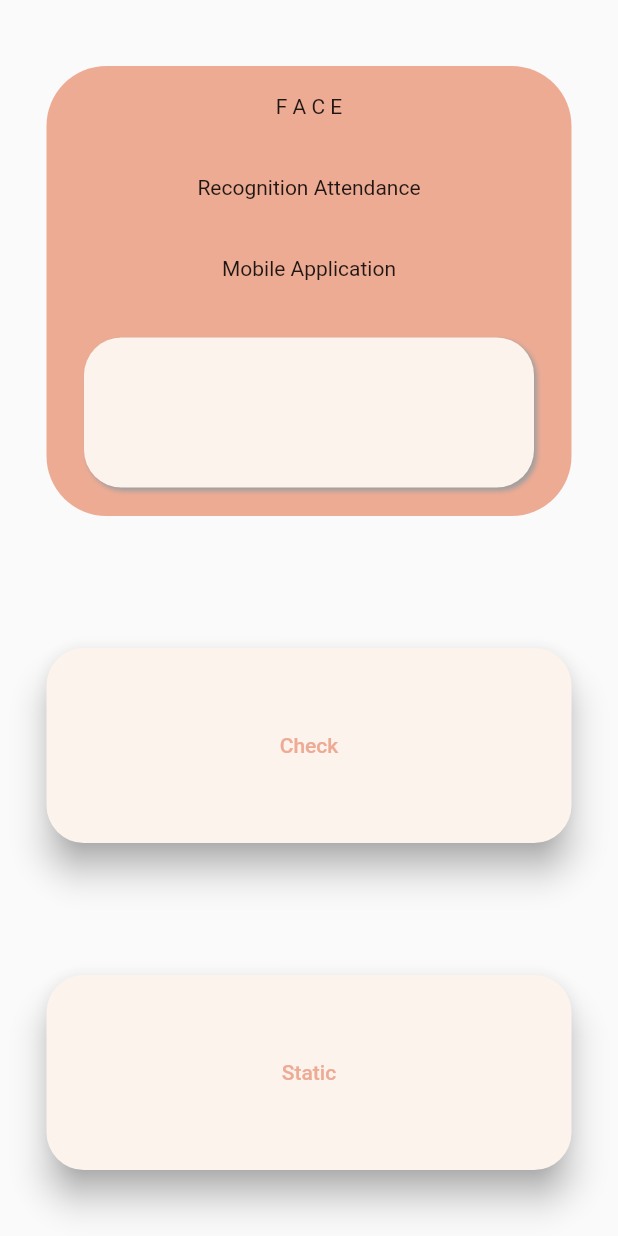
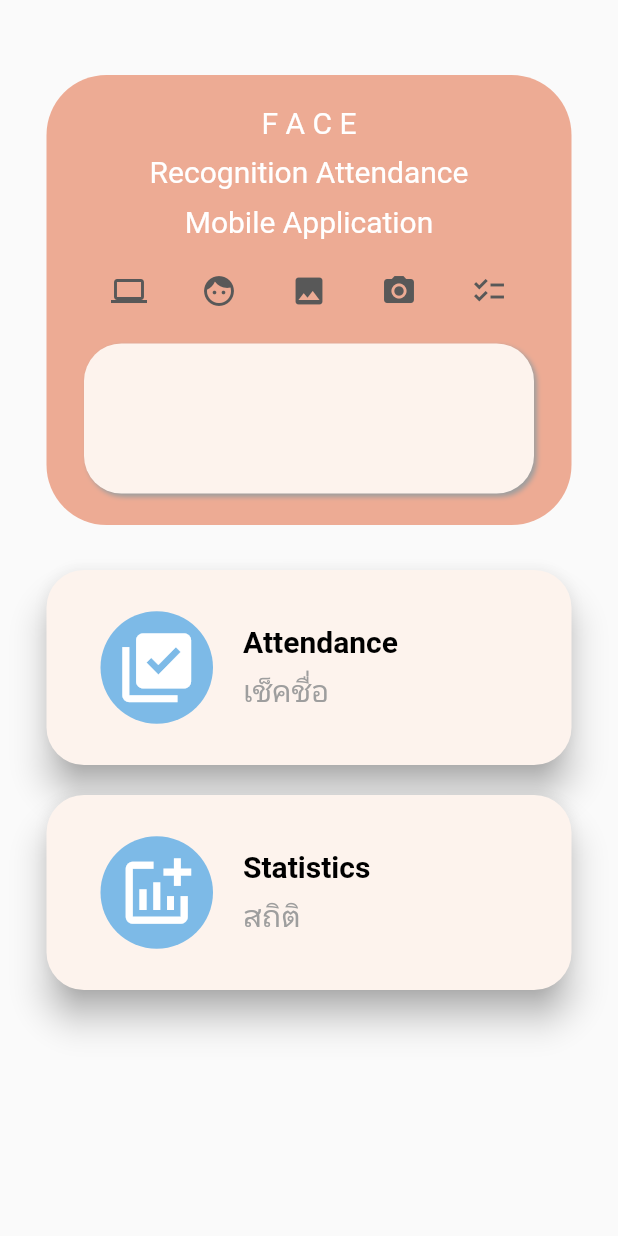
Before and after one commit to patamavadee16/student_attendance_flutter, a Flutter app: the Home screen opened directly, on a phone screen of 412 x 824 dp. Run offline on Flutter 3.47's test engine with Material 2 defaults, Android fonts, the phone set to English and light mode, and no system bars.

Commit message:
layout page

```diff
--- a/lib/main.dart
+++ b/lib/main.dart
@@ -1,5 +1,6 @@
 import 'package:flutter/material.dart';
 import 'package:student_attendance/page/home.dart';
+import 'package:student_attendance/page/login.dart';
 
 void main() {
   runApp(const MyApp());
@@ -15,7 +16,8 @@ class MyApp extends StatelessWidget {
         // colorScheme: ColorScheme.fromSeed(seedColor: Color.fromARGB(255, 255, 112, 112)),
         // useMaterial3: true,
       ),
-      home: const Home(),
+      home:const login()
+      // home: const Home(),
     );
   }
 }
--- a/lib/page/home.dart
+++ b/lib/page/home.dart
@@ -1,4 +1,6 @@
 import 'package:flutter/material.dart';
+import 'package:student_attendance/page/form.dart';
+import 'package:student_attendance/page/static.dart';
 
 class Home extends StatefulWidget {
   const Home({super.key});
@@ -18,8 +20,9 @@ class _HomeState extends State<Home> {
       body:
        Center(
         child: Column(
-          mainAxisAlignment: MainAxisAlignment.spaceAround,
+          // mainAxisAlignment: MainAxisAlignment.spaceAround,
           children: <Widget>[
+            SizedBox(height: 50),
             SizedBox(
               height: 300.0,
               width: 350,
@@ -29,11 +32,30 @@ class _HomeState extends State<Home> {
                   ,borderRadius: BorderRadius.circular(40.0),
                   ),
                 child: Column(
+                  // mainAxisAlignment: MainAxisAlignment.spaceAround,
+                  children: [
+                    const SizedBox(height: 20),
+                    const Text('F A C E',style: TextStyle(fontSize: 20,color: Colors.white),),
+                    const SizedBox(height: 10),
+                    const Text("Recognition Attendance",style: TextStyle(fontSize: 20,color: Colors.white)),
+                    const SizedBox(height: 10),
+                    const Text('Mobile Application',style: TextStyle(fontSize: 20,color: Colors.white)),
+                    const SizedBox(height: 10),
+                    const SizedBox(
+                      height: 50,
+                      width: 300,
+                      child: Row(
                         mainAxisAlignment: MainAxisAlignment.spaceAround,
                         children: [
-                   const Text('F A C E'),
-                   const Text("Recognition Attendance"),
-                   const Text('Mobile Application'),
+                          Icon(Icons.computer,color: Color.fromARGB(255, 88, 88, 88),),
+                          Icon( Icons.face ,color: Color.fromARGB(255, 88, 88, 88),),
+                          Icon( Icons.image,color: Color.fromARGB(255, 88, 88, 88),),
+                          Icon( Icons.photo_camera,color: Color.fromARGB(255, 88, 88, 88),),
+                          Icon( Icons.checklist,color:Color.fromARGB(255, 88, 88, 88), ),
+                        ],
+                      ),
+                    ),
+                    const SizedBox(height: 10),
                     SizedBox(
                       height: 100,
                       width: 300,
@@ -49,11 +71,13 @@ class _HomeState extends State<Home> {
                             )
                           ]
                         )
+
                       ),
                     )
                 ])
               )
             ),
+            const SizedBox(height: 30),
             SizedBox(
               height: 130,
               width: 350,
@@ -67,10 +91,47 @@ class _HomeState extends State<Home> {
                 ),
                 shadowColor: Colors.grey ,
               ),
-              onPressed: () { },
-              child: const Text('Check'),
+              onPressed: () {
+                Navigator.push(
+                context,
+                MaterialPageRoute(builder: (context) => const form()),
+                );
+               },
+              child: Container(
+                padding: const EdgeInsets.all(20),
+                child: Row(
+                  children: [
+                    Container(
+                      width: 75,
+                      height: 75,
+                      decoration:const BoxDecoration(
+                        shape: BoxShape.circle,
+                        color: Color(0xFF7DBAE7),
+                      ),
+                      child: const Icon(Icons.library_add_check, size: 55,color: Colors.white,),
+                    ),
+                    const SizedBox(width: 20,),
+                    Column(
+                      crossAxisAlignment: CrossAxisAlignment.start,
+                      mainAxisAlignment: MainAxisAlignment.center,
+                        children: [
+                          Container(
+                            padding: const EdgeInsets.only(bottom: 8),
+                            child: const Text(
+                              'Attendance',style: TextStyle(fontWeight: FontWeight.bold,color:Colors.black,fontSize: 20,),
+                              ),
+                          ),
+                          Text(
+                            'เช็คชื่อ',style: TextStyle(color: Colors.grey[500],fontSize: 20,),
+                          ),
+                        ],
+                      ),
+                  ],
+                ),
+              ),
               )
             ),
+            const SizedBox(height: 20),
             SizedBox(
               height: 130,
               width: 350,
@@ -84,8 +145,44 @@ class _HomeState extends State<Home> {
                 ),
                 shadowColor: Colors.grey ,
               ),
-              onPressed: () { },
-              child: const Text('Static'),
+              onPressed: () {
+                Navigator.push(
+                context,
+                MaterialPageRoute(builder: (context) => const staticPage()),
+                );
+               },
+              child: Container(
+                padding: const EdgeInsets.all(20),
+                child: Row(
+                  children: [
+                     Container(
+                      width: 75,
+                      height: 75,
+                      decoration:const BoxDecoration(
+                        shape: BoxShape.circle,
+                        color: Color(0xFF7DBAE7),
+                      ),
+                      child: const Icon(Icons.addchart, size: 55,color: Colors.white,),
+                    ),
+                    SizedBox(width: 20,),
+                    Column(
+                      crossAxisAlignment: CrossAxisAlignment.start,
+                      mainAxisAlignment: MainAxisAlignment.center,
+                        children: [
+                          Container(
+                            padding: const EdgeInsets.only(bottom: 8),
+                            child: const Text(
+                              'Statistics',style: TextStyle(fontWeight: FontWeight.bold,color:Colors.black,fontSize: 20,),
+                              ),
+                          ),
+                          Text(
+                            'สถิติ',style: TextStyle(color: Colors.grey[500],fontSize: 20,),
+                          ),
+                        ],
+                      ),
+                  ],
+                ),
+              ),
               )
             ),
           ],
```
Also changed, not shown: lib/page/form.dart (added, +31 -0 lines), lib/page/login.dart (added, +20 -0 lines), lib/page/static.dart (added, +27 -0 lines). Lines whose indentation alone changed are shown as unchanged.
